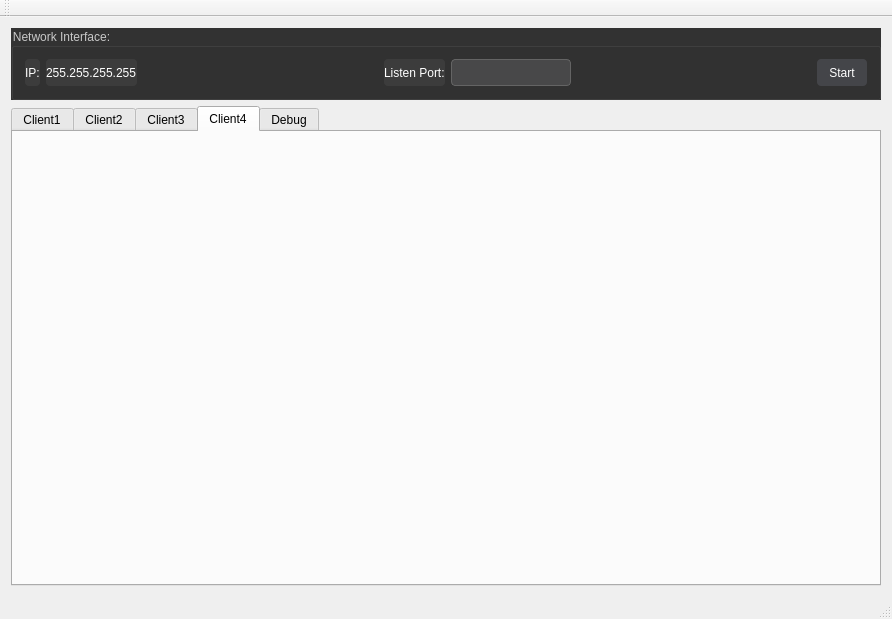
Before: the Qt Designer form mainwindow.ui in WirelessDataCollect/UpperMonitor, drawn with Qt 5.
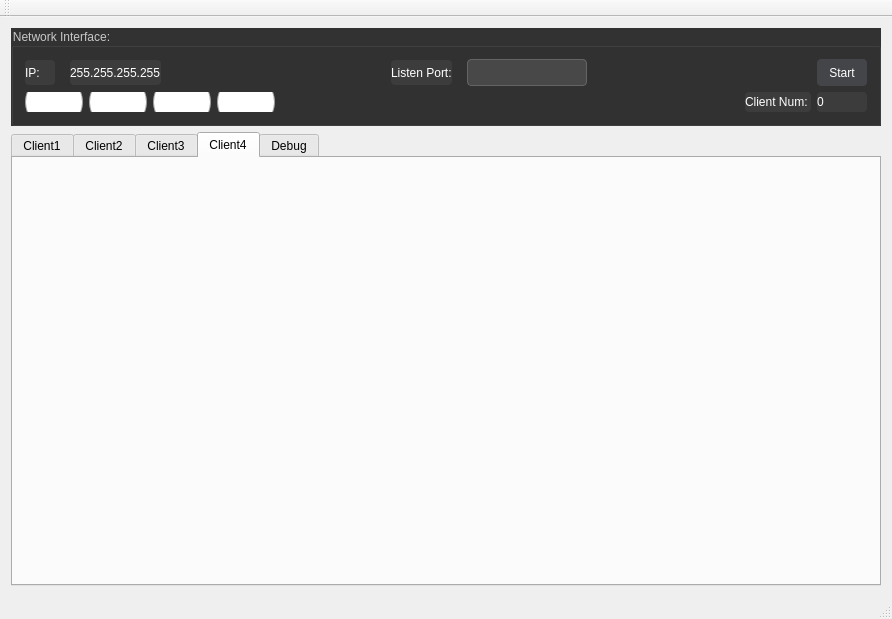
After: the same form once the commit is applied. The open tabs and pages were chosen to show the change. Icons and pictures are not drawn.

Commit message: add client status and client count

What changed in the file:
```diff
--- a/mainwindow.ui
+++ b/mainwindow.ui
@@ -32,7 +32,7 @@
         border-radius: 4px;
         border: none;
         width: 35px;
-        height:20px;
+        height:25px;
         color: white;
         
        background: rgb(60, 60, 60);
@@ -93,8 +93,10 @@
         color: rgb(155, 155, 155);
 }
 QRadioButton::indicator {
-        width: 20px;
-        height:20px;
+
+        width: 58px;
+        height: 20px;
+
 }
 QRadioButton::indicator::checked {
     color: rgb(0, 0, 0);
@@ -197,6 +199,7 @@
         border: 1px solid rgb(100, 100, 100);
         background: rgb(72, 72, 73);
 }
+
 QLineEdit:enabled {
         color: rgb(175, 175, 175);
 }
@@ -209,8 +212,8 @@
 </string>
   </property>
   <widget class="QWidget" name="centralWidget">
-   <layout class="QVBoxLayout" name="verticalLayout">
-    <item>
+   <layout class="QGridLayout" name="gridLayout">
+    <item row="0" column="0">
      <widget class="QGroupBox" name="groupBox_3">
       <property name="sizePolicy">
        <sizepolicy hsizetype="Preferred" vsizetype="Fixed">
@@ -221,15 +224,26 @@
       <property name="title">
        <string>Network Interface:</string>
       </property>
+      <layout class="QVBoxLayout" name="verticalLayout">
+       <item>
       <layout class="QHBoxLayout" name="horizontalLayout">
+         <property name="spacing">
+          <number>15</number>
+         </property>
        <item>
         <widget class="QLabel" name="label_2">
          <property name="sizePolicy">
-          <sizepolicy hsizetype="Preferred" vsizetype="Preferred">
+            <sizepolicy hsizetype="Preferred" vsizetype="Fixed">
            <horstretch>0</horstretch>
            <verstretch>0</verstretch>
           </sizepolicy>
          </property>
+           <property name="minimumSize">
+            <size>
+             <width>30</width>
+             <height>25</height>
+            </size>
+           </property>
          <property name="text">
           <string>IP:</string>
          </property>
@@ -237,6 +251,18 @@
        </item>
        <item>
         <widget class="QLabel" name="label_LocalIP">
+           <property name="sizePolicy">
+            <sizepolicy hsizetype="Preferred" vsizetype="Fixed">
+             <horstretch>0</horstretch>
+             <verstretch>0</verstretch>
+            </sizepolicy>
+           </property>
+           <property name="minimumSize">
+            <size>
+             <width>0</width>
+             <height>25</height>
+            </size>
+           </property>
          <property name="maximumSize">
           <size>
            <width>120</width>
@@ -263,6 +289,18 @@
        </item>
        <item>
         <widget class="QLabel" name="Listen">
+           <property name="sizePolicy">
+            <sizepolicy hsizetype="Preferred" vsizetype="Fixed">
+             <horstretch>0</horstretch>
+             <verstretch>0</verstretch>
+            </sizepolicy>
+           </property>
+           <property name="minimumSize">
+            <size>
+             <width>0</width>
+             <height>25</height>
+            </size>
+           </property>
          <property name="text">
           <string>Listen Port:</string>
          </property>
@@ -311,9 +349,116 @@
         </widget>
        </item>
       </layout>
+       </item>
+       <item>
+        <layout class="QHBoxLayout" name="horizontalLayout_3">
+         <item>
+          <layout class="QHBoxLayout" name="horizontalLayout_2">
+           <property name="sizeConstraint">
+            <enum>QLayout::SetFixedSize</enum>
+           </property>
+           <item>
+            <widget class="QRadioButton" name="radioButton">
+             <property name="sizePolicy">
+              <sizepolicy hsizetype="Minimum" vsizetype="Minimum">
+               <horstretch>0</horstretch>
+               <verstretch>0</verstretch>
+              </sizepolicy>
+             </property>
+             <property name="text">
+              <string/>
+             </property>
+             <property name="autoExclusive">
+              <bool>false</bool>
+             </property>
      </widget>
     </item>
     <item>
+            <widget class="QRadioButton" name="radioButton_2">
+             <property name="sizePolicy">
+              <sizepolicy hsizetype="Fixed" vsizetype="Fixed">
+               <horstretch>0</horstretch>
+               <verstretch>0</verstretch>
+              </sizepolicy>
+             </property>
+             <property name="text">
+              <string/>
+             </property>
+             <property name="autoExclusive">
+              <bool>false</bool>
+             </property>
+            </widget>
+           </item>
+           <item>
+            <widget class="QRadioButton" name="radioButton_3">
+             <property name="sizePolicy">
+              <sizepolicy hsizetype="Fixed" vsizetype="Fixed">
+               <horstretch>0</horstretch>
+               <verstretch>0</verstretch>
+              </sizepolicy>
+             </property>
+             <property name="text">
+              <string/>
+             </property>
+            </widget>
+           </item>
+           <item>
+            <widget class="QRadioButton" name="radioButton_4">
+             <property name="text">
+              <string/>
+             </property>
+             <property name="autoExclusive">
+              <bool>false</bool>
+             </property>
+            </widget>
+           </item>
+          </layout>
+         </item>
+         <item>
+          <spacer name="horizontalSpacer_3">
+           <property name="orientation">
+            <enum>Qt::Horizontal</enum>
+           </property>
+           <property name="sizeHint" stdset="0">
+            <size>
+             <width>48</width>
+             <height>20</height>
+            </size>
+           </property>
+          </spacer>
+         </item>
+         <item>
+          <widget class="QLabel" name="label_3">
+           <property name="text">
+            <string>Client Num: </string>
+           </property>
+          </widget>
+         </item>
+         <item>
+          <widget class="QLabel" name="label_clientnum">
+           <property name="sizePolicy">
+            <sizepolicy hsizetype="Fixed" vsizetype="Preferred">
+             <horstretch>2</horstretch>
+             <verstretch>0</verstretch>
+            </sizepolicy>
+           </property>
+           <property name="minimumSize">
+            <size>
+             <width>50</width>
+             <height>0</height>
+            </size>
+           </property>
+           <property name="text">
+            <string>0</string>
+           </property>
+          </widget>
+         </item>
+        </layout>
+       </item>
+      </layout>
+     </widget>
+    </item>
+    <item row="1" column="0">
      <widget class="QTabWidget" name="tabWidget">
       <property name="sizePolicy">
        <sizepolicy hsizetype="Expanding" vsizetype="Expanding">
```
Left out of the diff: 2 changed lines with no effect on the pictures. Lines whose indentation alone changed are shown as unchanged. The commit also changes 6 other files.
